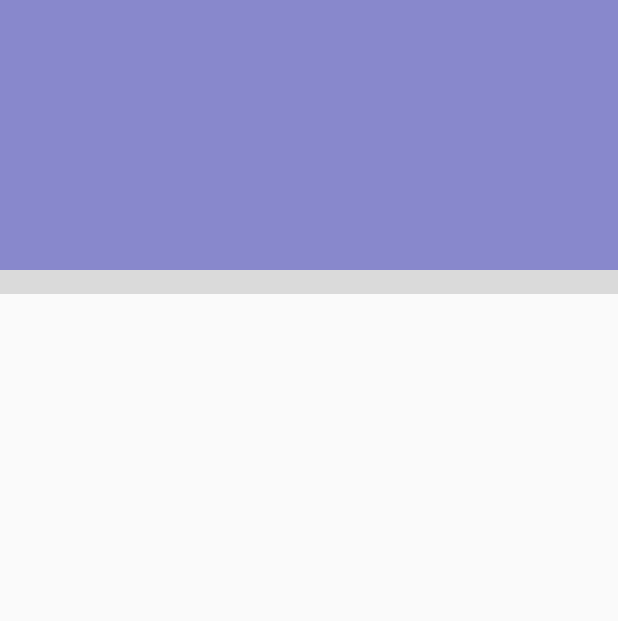
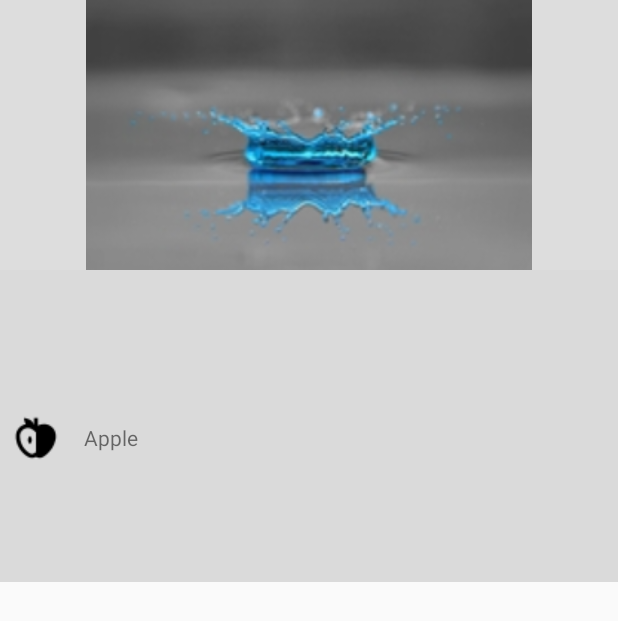
Before and after one commit to serence/Serence, an Android app: the fragment NavigationDrawerFragment shown on its own in the app's theme, on a phone screen of 412 x 824 dp. Shown: the top 621 px of the screen. Run offline under Robolectric (Android 15) with nearby library versions, the phone set to English and light mode, and no system bars.

Commit message:
Added list of items to nav drawer

```diff
--- a/app/src/main/java/org/nganga/sesame/NavigationDrawerFragment.java
+++ b/app/src/main/java/org/nganga/sesame/NavigationDrawerFragment.java
@@ -8,11 +8,15 @@ import android.os.Bundle;
 import android.app.Fragment;
 import android.support.v4.app.ActionBarDrawerToggle;
 import android.support.v4.widget.DrawerLayout;
+import android.support.v7.widget.LinearLayoutManager;
 import android.support.v7.widget.RecyclerView;
 import android.support.v7.widget.Toolbar;
 import android.view.LayoutInflater;
 import android.view.View;
 import android.view.ViewGroup;
+
+import java.util.ArrayList;
+import java.util.List;
 
 
 /**
@@ -26,6 +30,7 @@ public class NavigationDrawerFragment extends Fragment {
     private ActionBarDrawerToggle mDrawerToggle;
     private DrawerLayout mDrawerLayout;
     private View containerView;
+    private RecyclerAdapter adapter;
 
     private boolean mUserLearnedDrawer;
     private boolean mFromSavedInstaceState;
@@ -61,7 +66,26 @@ public class NavigationDrawerFragment extends Fragment {
         // Inflate the layout for this fragment
         View layout = inflater.inflate(R.layout.fragment_navigation_drawer, container, false);
         recylerView = (RecyclerView) layout.findViewById(R.id.drawerList);
+        adapter = new RecyclerAdapter(getActivity(), getData());
+        recylerView.setAdapter(adapter);
+        recylerView.setLayoutManager(new LinearLayoutManager(getActivity()));
         return layout;
+    }
+
+    public static List<RecyclerData> getData() {
+        List<RecyclerData> data = new ArrayList<>();
+        int[] icons = {R.drawable.apple, R.drawable.moon, R.drawable.girl, R.drawable.cool};
+        String[] titles = {"Apple", "Moon", "Feminine", "Cool Breeze"};
+
+        for(int i = 0; i < titles.length && i < icons.length ; i++){
+
+            RecyclerData current = new RecyclerData();
+            current.iconId = icons[i];
+            current.title = titles[i];
+            data.add(current);
+        }
+
+        return  data;
     }
 
 
--- a/app/src/main/java/org/nganga/sesame/RecyclerAdapter.java
+++ b/app/src/main/java/org/nganga/sesame/RecyclerAdapter.java
@@ -18,7 +18,7 @@ public class RecyclerAdapter extends RecyclerView.Adapter<RecyclerAdapter.MyView
 
     private LayoutInflater inflater;
 
-    List<RecyclerData> data = Collections.emptyList(); //This ensure we do not get nullPointers exception
+    List<RecyclerData> data = Collections.emptyList(); //This ensures we do not get nullPointers exception
 
     public RecyclerAdapter(Context context, List<RecyclerData> data){
 
@@ -47,7 +47,7 @@ public class RecyclerAdapter extends RecyclerView.Adapter<RecyclerAdapter.MyView
 
     @Override
     public int getItemCount() {
-        return 0;
+        return data.size();
     }
 
 
--- a/app/src/main/res/layout/fragment_navigation_drawer.xml
+++ b/app/src/main/res/layout/fragment_navigation_drawer.xml
@@ -11,9 +11,8 @@
      <LinearLayout
          android:id="@+id/containerDrawerImage"
          android:layout_width="match_parent"
-         android:background="#f88c"
+         android:background="#ddd"
          android:layout_height="wrap_content"
-         android:src="@drawable/drop"
          android:layout_marginBottom="16dp"
          >
     <ImageView
@@ -21,10 +20,12 @@
         android:layout_height="180dp"
         android:id="@+id/imageView"
         android:layout_alignParentTop="true"
-        android:layout_alignParentStart="true" />
+        android:layout_alignParentStart="true"
+        android:src="@drawable/drop"/>
      </LinearLayout>
 
     <android.support.v7.widget.RecyclerView
+        android:layout_below="@+id/containerDrawerImage"
         android:id="@+id/drawerList"
         android:layout_width="match_parent"
         android:layout_height="wrap_content">
--- a/app/src/main/res/values/dimens.xml
+++ b/app/src/main/res/values/dimens.xml
@@ -2,5 +2,5 @@
     <!-- Default screen margins, per the Android Design guidelines. -->
     <dimen name="activity_horizontal_margin">16dp</dimen>
     <dimen name="activity_vertical_margin">16dp</dimen>
-    <dimen name="nav_drawer_width">280dp</dimen>
+    <dimen name="nav_drawer_width">360dp</dimen>
 </resources>
```
